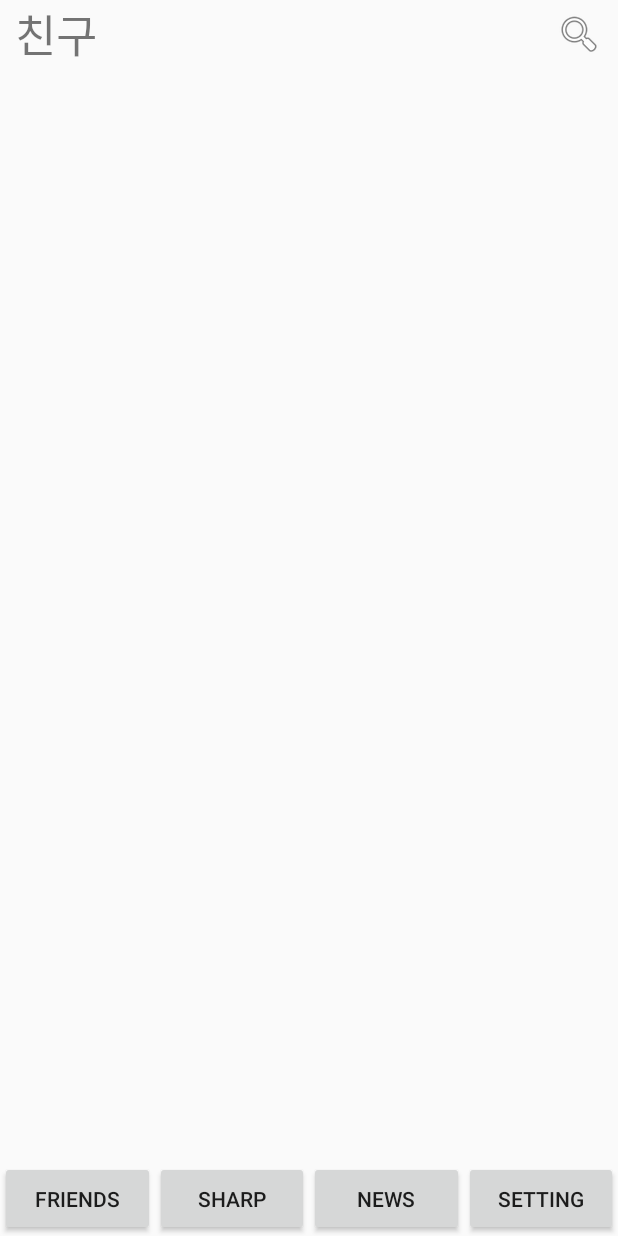
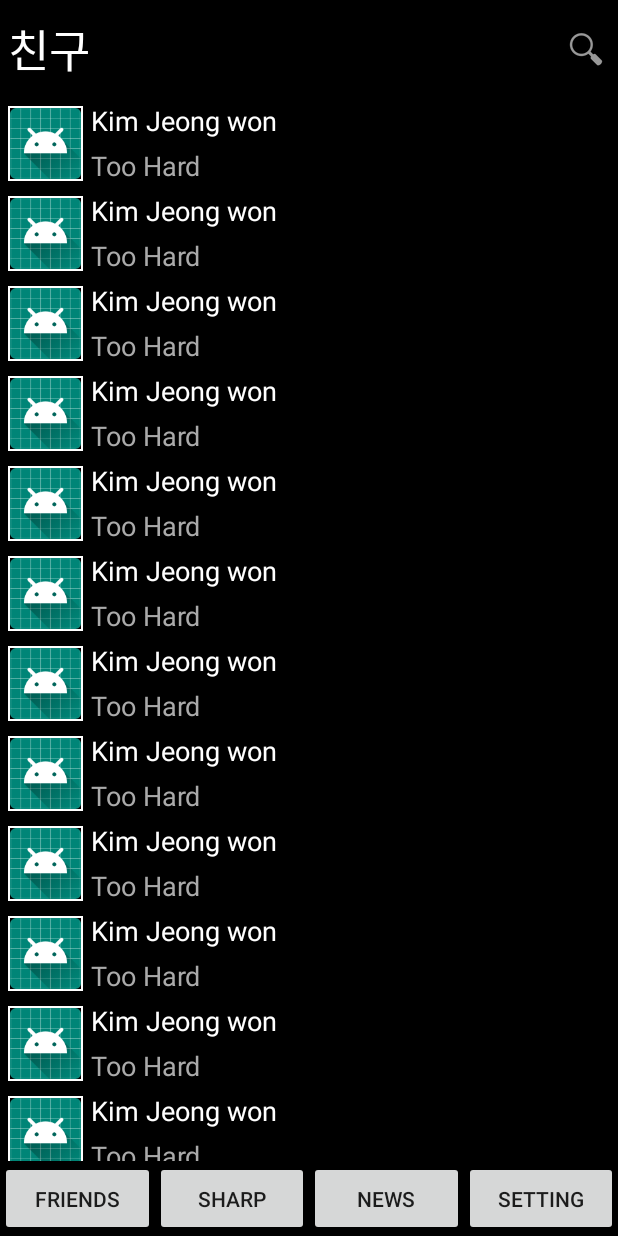
Before and after one commit to gardenk11181/android_kokoa, an Android app: the Fragment1 screen opened directly, with no data from a screen before it, on a phone screen of 412 x 824 dp. Run offline under Robolectric (Android 15) with nearby library versions, the phone set to English and light mode, and no system bars.

Commit message:
Friend RecyclerView Added

```diff
--- a/app/build.gradle
+++ b/app/build.gradle
@@ -29,4 +29,5 @@ dependencies {
     androidTestImplementation 'androidx.test.espresso:espresso-core:3.2.0'
 
     implementation "androidx.recyclerview:recyclerview:1.1.0"
+    implementation "androidx.cardview:cardview:1.0.0"
 }
--- a/app/src/main/java/com/gardenlab/androidkokoa/Fragment1.java
+++ b/app/src/main/java/com/gardenlab/androidkokoa/Fragment1.java
@@ -8,11 +8,39 @@ import android.view.ViewGroup;
 import androidx.annotation.NonNull;
 import androidx.annotation.Nullable;
 import androidx.fragment.app.Fragment;
+import androidx.recyclerview.widget.LinearLayoutManager;
+import androidx.recyclerview.widget.RecyclerView;
 
 public class Fragment1 extends Fragment {
+    RecyclerView recyclerView;
     @Nullable
     @Override
     public View onCreateView(@NonNull LayoutInflater inflater, @Nullable ViewGroup container, @Nullable Bundle savedInstanceState) {
-        return inflater.inflate(R.layout.fragment1,container,false);
+        ViewGroup rootView = (ViewGroup) inflater.inflate(R.layout.fragment1,container,false);
+
+        recyclerView = rootView.findViewById(R.id.recyclerView);
+
+        LinearLayoutManager layoutManager = new LinearLayoutManager(getContext(), LinearLayoutManager.VERTICAL, false);
+        recyclerView.setLayoutManager(layoutManager);
+
+        FriendAdapter adapter = new FriendAdapter();
+        adapter.addFriend(new Friend());
+        adapter.addFriend(new Friend());
+        adapter.addFriend(new Friend());
+        adapter.addFriend(new Friend());
+        adapter.addFriend(new Friend());
+        adapter.addFriend(new Friend());
+        adapter.addFriend(new Friend());
+        adapter.addFriend(new Friend());
+        adapter.addFriend(new Friend());
+        adapter.addFriend(new Friend());
+        adapter.addFriend(new Friend());
+        adapter.addFriend(new Friend());
+        adapter.addFriend(new Friend());
+        adapter.addFriend(new Friend());
+        adapter.addFriend(new Friend());
+        recyclerView.setAdapter(adapter);
+
+        return rootView;
     }
 }
--- /dev/null
+++ b/app/src/main/java/com/gardenlab/androidkokoa/Friend.java
@@ -0,0 +1,40 @@
+package com.gardenlab.androidkokoa;
+
+import android.media.Image;
+import android.widget.ImageView;
+
+public class Friend {
+    private String name;
+    private String profileImg;
+    private String profileMsg;
+
+    Friend() {
+        this.name = "Kim Jeong won";
+        this.profileImg = "defaultImg";
+        this.profileMsg = "Too Hard";
+    }
+
+    public String getName() {
+        return name;
+    }
+
+    public void setName(String name) {
+        this.name = name;
+    }
+
+    public String getProfileImg() {
+        return profileImg;
+    }
+
+    public void setProfileImg(String profileImg) {
+        this.profileImg = profileImg;
+    }
+
+    public String getProfileMsg() {
+        return profileMsg;
+    }
+
+    public void setProfileMsg(String profileMsg) {
+        this.profileMsg = profileMsg;
+    }
+}
--- /dev/null
+++ b/app/src/main/java/com/gardenlab/androidkokoa/FriendAdapter.java
@@ -0,0 +1,74 @@
+package com.gardenlab.androidkokoa;
+
+import android.view.LayoutInflater;
+import android.view.View;
+import android.view.ViewGroup;
+import android.widget.ImageView;
+import android.widget.TextView;
+
+import androidx.annotation.NonNull;
+import androidx.recyclerview.widget.RecyclerView;
+
+import java.util.ArrayList;
+
+public class FriendAdapter extends RecyclerView.Adapter<FriendAdapter.ViewHolder> {
+    ArrayList<Friend> friends = new ArrayList<>();
+
+    static class ViewHolder extends RecyclerView.ViewHolder {
+        ImageView profileImg;
+        TextView name;
+        TextView profileMsg;
+
+        public ViewHolder(View friendView) {
+            super(friendView);
+
+//          profileImg Not Yet
+            name = friendView.findViewById(R.id.name);
+            profileMsg = friendView.findViewById(R.id.profileMsg);
+
+        }
+
+        public void setFriend(Friend friend) {
+            name.setText(friend.getName());
+            profileMsg.setText(friend.getProfileMsg());
+        }
+    }
+
+    @NonNull
+    @Override
+    public ViewHolder onCreateViewHolder(@NonNull ViewGroup parent, int viewType) {
+        LayoutInflater inflater = LayoutInflater.from(parent.getContext());
+        View friendView = inflater.inflate(R.layout.friend_row, parent, false);
+
+        return new ViewHolder(friendView);
+    }
+
+    @Override
+    public void onBindViewHolder(@NonNull ViewHolder holder, int position) {
+        Friend friend = friends.get(position);
+        holder.setFriend(friend);
+    }
+
+    @Override
+    public int getItemCount() {
+        return friends.size();
+    }
+
+    // 부가적인 메서드
+
+    public void addFriend(Friend friend) {
+        friends.add(friend);
+    }
+
+    public void setFriends(ArrayList<Friend> friends) {
+        this.friends = friends;
+    }
+
+    public Friend getItem(int position) {
+        return friends.get(position);
+    }
+
+    public void setItem(int position, Friend friend) {
+        friends.set(position, friend);
+    }
+}
--- /dev/null
+++ b/app/src/main/res/drawable/border_white.xml
@@ -0,0 +1,4 @@
+<?xml version="1.0" encoding="utf-8"?>
+<shape android:shape="rectangle" xmlns:android="http://schemas.android.com/apk/res/android">
+    <stroke android:width="1dp" android:color="@android:color/white"/>
+</shape>
--- a/app/src/main/res/layout/activity_main.xml
+++ b/app/src/main/res/layout/activity_main.xml
@@ -4,7 +4,8 @@
     xmlns:tools="http://schemas.android.com/tools"
     android:layout_width="match_parent"
     android:layout_height="match_parent"
-    tools:context=".MainActivity">
+    tools:context=".MainActivity"
+    android:background="@android:color/black">
 
     <FrameLayout
         android:id="@+id/container"
--- a/app/src/main/res/layout/fragment1.xml
+++ b/app/src/main/res/layout/fragment1.xml
@@ -9,8 +9,11 @@
     <androidx.constraintlayout.widget.ConstraintLayout
         android:layout_width="match_parent"
         android:layout_height="wrap_content"
-        android:paddingLeft="10dp"
-        android:paddingRight="10dp">
+        android:paddingTop="10dp"
+        android:paddingBottom="10dp"
+        android:paddingLeft="5dp"
+        android:paddingRight="5dp"
+        android:background="@android:color/black">
 
         <TextView
             android:id="@+id/textFriend"
@@ -18,6 +21,7 @@
             android:layout_height="wrap_content"
             android:text="친구"
             android:textSize="30sp"
+            android:textColor="@android:color/white"
             app:layout_constraintTop_toTopOf="parent"
             app:layout_constraintLeft_toLeftOf="parent"
             app:layout_constraintRight_toLeftOf="@id/icSearch"
--- a/app/src/main/res/layout/fragment2.xml
+++ b/app/src/main/res/layout/fragment2.xml
@@ -10,6 +10,7 @@
         android:text="@string/sharp"
         android:textSize="30sp"
         android:gravity="center"
+        android:textColor="@android:color/white"
         />
 
 </LinearLayout>
--- a/app/src/main/res/layout/fragment3.xml
+++ b/app/src/main/res/layout/fragment3.xml
@@ -10,6 +10,7 @@
         android:text="@string/news"
         android:textSize="30sp"
         android:gravity="center"
+        android:textColor="@android:color/white"
         />
 
 </LinearLayout>
--- a/app/src/main/res/layout/fragment4.xml
+++ b/app/src/main/res/layout/fragment4.xml
@@ -10,6 +10,7 @@
         android:text="@string/setting"
         android:textSize="30sp"
         android:gravity="center"
+        android:textColor="@android:color/white"
         />
 
 </LinearLayout>
--- /dev/null
+++ b/app/src/main/res/layout/friend_row.xml
@@ -0,0 +1,63 @@
+<?xml version="1.0" encoding="utf-8"?>
+<LinearLayout xmlns:android="http://schemas.android.com/apk/res/android"
+    android:layout_width="match_parent"
+    android:layout_height="wrap_content"
+    xmlns:app="http://schemas.android.com/apk/res-auto">
+
+    <androidx.cardview.widget.CardView
+        android:layout_width="match_parent"
+        android:layout_height="60dp"
+        app:cardBackgroundColor="@android:color/black"
+        app:cardUseCompatPadding="false"
+        app:cardCornerRadius="0dp"
+        >
+
+        <androidx.constraintlayout.widget.ConstraintLayout
+            android:layout_width="match_parent"
+            android:layout_height="match_parent">
+
+            <ImageView
+                android:layout_margin="5dp"
+                android:id="@+id/profileImg"
+                android:layout_width="50dp"
+                android:layout_height="50dp"
+                android:padding="1dp"
+                android:background="@drawable/border_white"
+                android:src="@mipmap/ic_launcher"
+                app:layout_constraintTop_toTopOf="parent"
+                app:layout_constraintLeft_toLeftOf="parent"
+                app:layout_constraintBottom_toBottomOf="parent"/>
+            <LinearLayout
+                android:layout_width="0dp"
+                android:layout_height="match_parent"
+                android:orientation="vertical"
+                app:layout_constraintLeft_toRightOf="@id/profileImg"
+                app:layout_constraintTop_toTopOf="parent"
+                app:layout_constraintBottom_toBottomOf="parent"
+                app:layout_constraintRight_toRightOf="parent"
+                android:layout_marginLeft="5dp">
+
+                <TextView
+                    android:id="@+id/name"
+                    android:layout_width="match_parent"
+                    android:layout_height="0dp"
+                    android:layout_weight="1"
+                    android:text="JW"
+                    android:textSize="18sp"
+                    android:gravity="start|center_vertical"
+                    android:textColor="@android:color/white"/>
+                <TextView
+                    android:id="@+id/profileMsg"
+                    android:layout_width="match_parent"
+                    android:layout_height="0dp"
+                    android:layout_weight="1"
+                    android:text="Too Hard"
+                    android:textSize="18sp"
+                    android:gravity="start|center_vertical"
+                    android:textColor="@android:color/darker_gray"/>
+
+            </LinearLayout>
+        </androidx.constraintlayout.widget.ConstraintLayout>
+
+    </androidx.cardview.widget.CardView>
+</LinearLayout>
```
